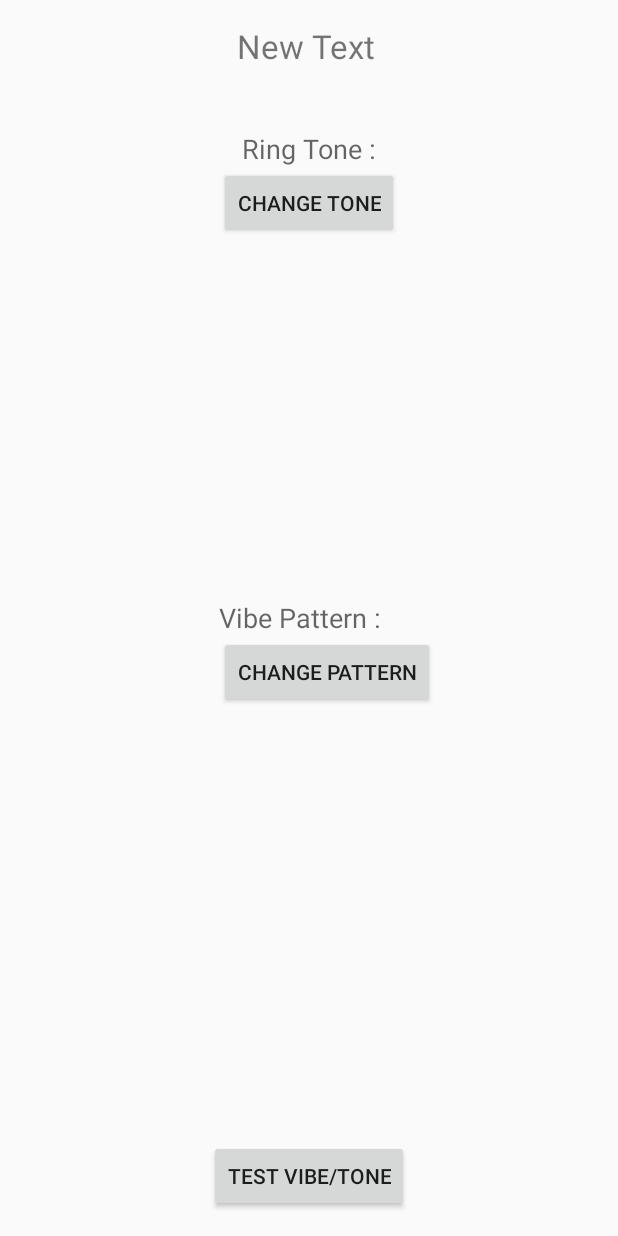
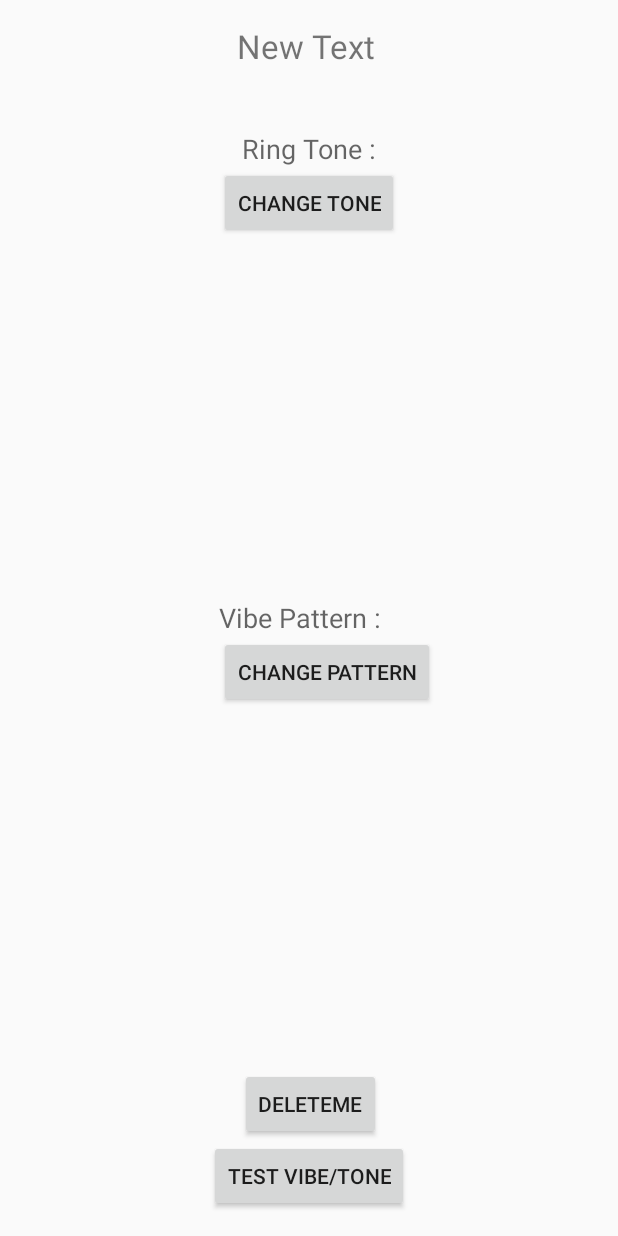
Before and after one commit to Vnox/CoupleTunes, an Android app: the layout activity_loc_setting.xml on its own in the app's theme, with its tools: preview values and no code run, on a phone screen of 412 x 824 dp. Run offline under Robolectric (Android 15) with nearby library versions, the phone set to English and light mode, and no system bars.

Commit message:
Can delete single location now

```diff
--- a/app/src/main/java/com/example/vnox/coupletunesvx/LocationListActivity.java
+++ b/app/src/main/java/com/example/vnox/coupletunesvx/LocationListActivity.java
@@ -64,6 +64,7 @@ public class LocationListActivity extends AppCompatActivity {
         });
 
         vxLocList = DataHolder.vxLocList;
+        if(vxLocList != null){
             for(int i = 0; i< vxLocList.size(); i++){
                 retrievedList += vxLocList.get(i).getMyName();
                 retrievedList += " : ";
@@ -97,6 +98,10 @@ public class LocationListActivity extends AppCompatActivity {
 
 
             }
+
+
+        }
+
         locList.setText("");
 
         clearButton.setOnClickListener(new View.OnClickListener() {
--- a/app/src/main/res/layout/activity_loc_setting.xml
+++ b/app/src/main/res/layout/activity_loc_setting.xml
@@ -63,4 +63,13 @@
         android:id="@+id/testPlayButton"
         android:layout_alignParentBottom="true"
         android:layout_centerHorizontal="true" />
+
+    <Button
+        android:layout_width="wrap_content"
+        android:layout_height="wrap_content"
+        android:text="DeleteME"
+        android:id="@+id/deleteButton"
+        android:layout_above="@+id/testPlayButton"
+        android:layout_alignRight="@+id/vibeId"
+        android:layout_alignEnd="@+id/vibeId" />
 </RelativeLayout>
```
Also changed, not shown: app/src/main/java/com/example/vnox/coupletunesvx/locSettingActivity.java (+26 -4 lines). Lines whose indentation alone changed are shown as unchanged.
